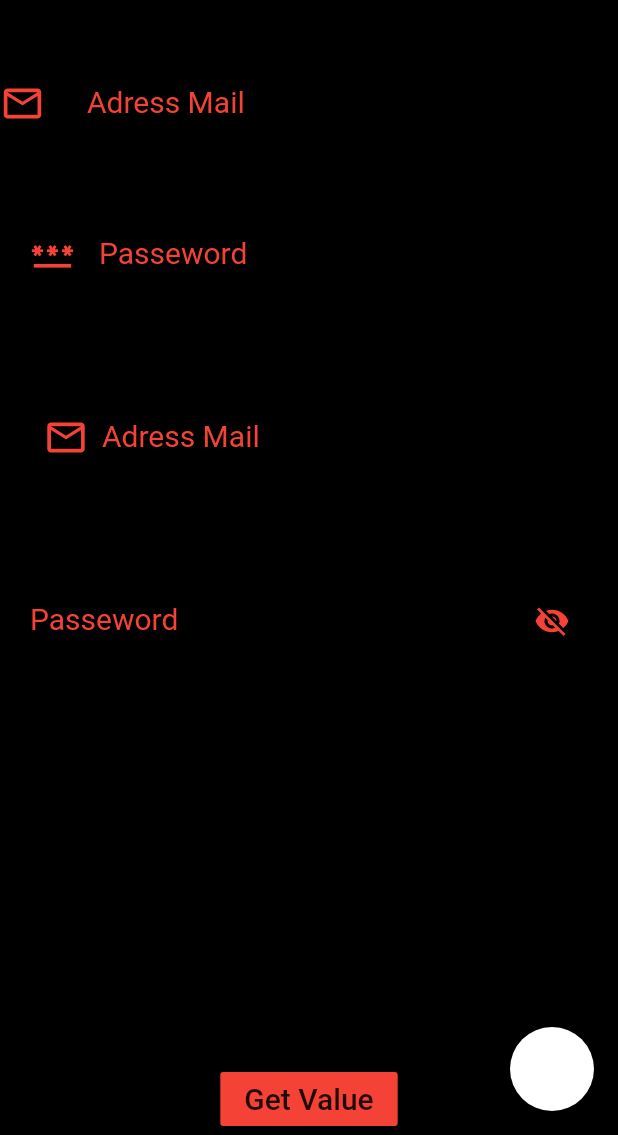
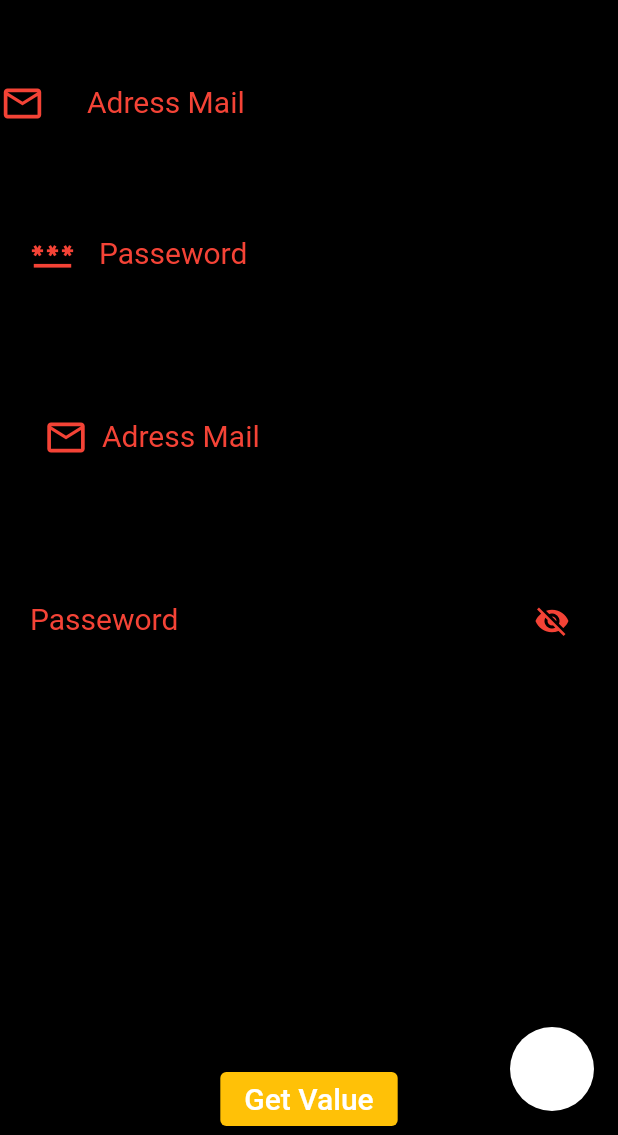
Before and after one commit to Devsaci/flutter2basicv2, a Flutter app: the screen it shows after launch, scrolled down 88 dp, on a phone screen of 412 x 824 dp, the part 101-1236 px from its top. Run offline on Flutter 3.47's test engine with Material 2 defaults, Android fonts, the phone set to English and light mode, and no system bars.

Commit message:
ElevatedButton

```diff
--- a/lib/myHomePage.dart
+++ b/lib/myHomePage.dart
@@ -187,13 +187,15 @@ class _MyHomePageState extends State<MyHomePage> {
                 ),
               ),
               Container(
-                child: RaisedButton(
+                child: ElevatedButton(
                   child: Text(
                     "Get Value",
-                    style: TextStyle(fontSize: 20),
+                    style: TextStyle(fontSize: 20,),
                   ),
                   onPressed: () {},
-                  color: r,
+                    style: ButtonStyle(
+                      backgroundColor: MaterialStateProperty.all(Colors.amber),
+                    ),
                 ),
               )
             ],
```
